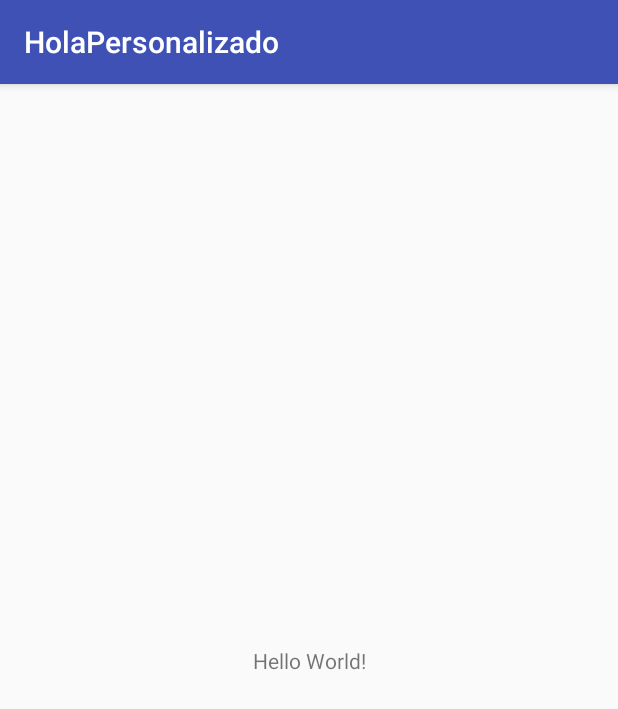
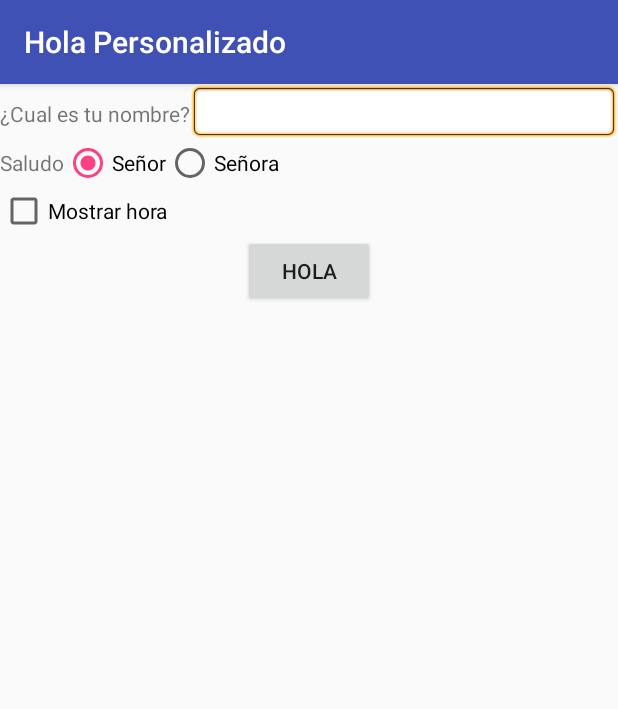
Before and after one commit to William-Mahecha/aplicaciones-libro-Android, an Android app: the screen it shows after launch (MainActivity), on a phone screen of 412 x 824 dp. Shown: the top 709 px of the screen. Run offline under Robolectric (Android 15) with nearby library versions, the phone set to English and light mode, and no system bars.

Commit message:
Instantanea con los ejercicios hasta el ScrollView

```diff
--- a/HolaPersonalizado/app/src/main/java/com/example/geralt/holapersonalizado/MainActivity.java
+++ b/HolaPersonalizado/app/src/main/java/com/example/geralt/holapersonalizado/MainActivity.java
@@ -2,6 +2,15 @@ package com.example.geralt.holapersonalizado;
 
 import android.support.v7.app.AppCompatActivity;
 import android.os.Bundle;
+import android.view.View;
+import android.widget.Button;
+import android.widget.CheckBox;
+import android.widget.CompoundButton;
+import android.widget.DatePicker;
+import android.widget.EditText;
+import android.widget.RadioGroup;
+import android.widget.TextView;
+import android.widget.TimePicker;
 
 public class MainActivity extends AppCompatActivity {
 
@@ -9,5 +18,57 @@ public class MainActivity extends AppCompatActivity {
     protected void onCreate(Bundle savedInstanceState) {
         super.onCreate(savedInstanceState);
         setContentView(R.layout.activity_main);
+
+        Button boton = findViewById(R.id.btnHola);
+        boton.setOnClickListener(new View.OnClickListener(){
+            @Override
+            public void onClick(View view) {
+
+                //Codigo a ejecutar cuando sea pulsado
+                EditText editText = findViewById(R.id.editNombre);
+                String nombre = editText.getText().toString();
+                String saludo = null;
+
+                //Referencia al radioButton
+                RadioGroup radioGroup = findViewById(R.id.radiogroup);
+                if (R.id.radioSaludoSr == radioGroup.getCheckedRadioButtonId()){
+                    //Para el señor
+                    saludo = getResources().getString(R.string.saludoSr).toLowerCase();
+                }else{
+                    saludo = getResources().getString(R.string.saludoSra).toLowerCase();
+                }
+
+                saludo = getResources().getString(R.string.hello) + " " + saludo + " " + nombre;
+
+                //Obtenemos la fecha y hora
+                CheckBox timeCheckBox = findViewById(R.id.checkBox);
+                if (timeCheckBox.isChecked()){
+                    //Obtenemos la fecha actual y lo guardamos en date
+                    DatePicker date = findViewById(R.id.datePicker);
+                    String dateToShow = date.getDayOfMonth() + "/" + (date.getMonth()+1) + "/" + date.getYear();
+
+                    //Obtenemos la hora actual y la guardamos en time
+                    TimePicker time = findViewById(R.id.timePicker);
+                    dateToShow +=" " + time.getCurrentHour() + ":" + time.getCurrentMinute();
+                    saludo += " " + dateToShow;
+                }
+                //Salida del saludo
+                TextView salida = findViewById(R.id.salida);
+                salida.setText(saludo);
+            }
+        });
+
+        //Mostrar o no las fechas
+        CheckBox checkBox = findViewById(R.id.checkBox);
+        checkBox.setOnCheckedChangeListener(new CompoundButton.OnCheckedChangeListener() {
+            @Override
+            public void onCheckedChanged(CompoundButton compoundButton, boolean b) {
+                int visible = b?View.VISIBLE:View.GONE;
+                View view = findViewById(R.id.timePicker);
+                view.setVisibility(visible);
+                view = findViewById(R.id.datePicker);
+                view.setVisibility(visible);
+            }
+        });
     }
 }
--- a/HolaPersonalizado/app/src/main/res/layout/activity_main.xml
+++ b/HolaPersonalizado/app/src/main/res/layout/activity_main.xml
@@ -1,18 +1,86 @@
 <?xml version="1.0" encoding="utf-8"?>
-<android.support.constraint.ConstraintLayout xmlns:android="http://schemas.android.com/apk/res/android"
-    xmlns:app="http://schemas.android.com/apk/res-auto"
-    xmlns:tools="http://schemas.android.com/tools"
+<ScrollView xmlns:android="http://schemas.android.com/apk/res/android"
     android:layout_width="match_parent"
     android:layout_height="match_parent"
-    tools:context=".MainActivity">
+    android:id="@+id/scrollView">
+    <LinearLayout
+        android:layout_width="match_parent"
+        android:layout_height="match_parent"
+        android:orientation="vertical">
 
-    <TextView
-        android:layout_width="wrap_content"
-        android:layout_height="wrap_content"
-        android:text="Hello World!"
-        app:layout_constraintBottom_toBottomOf="parent"
-        app:layout_constraintLeft_toLeftOf="parent"
-        app:layout_constraintRight_toRightOf="parent"
-        app:layout_constraintTop_toTopOf="parent" />
+        <LinearLayout
+            android:layout_width="match_parent"
+            android:layout_height="wrap_content"
+            android:orientation="horizontal">
 
-</android.support.constraint.ConstraintLayout>
+            <TextView
+                android:layout_width="wrap_content"
+                android:layout_height="wrap_content"
+                android:text="@string/nombre"
+                android:id="@+id/txtNombre"/>
+
+            <EditText
+                android:layout_width="match_parent"
+                android:layout_height="wrap_content"
+                android:id="@+id/editNombre"
+                android:background="@android:drawable/editbox_background"/>
+        </LinearLayout>
+
+        <RadioGroup
+            android:layout_width="wrap_content"
+            android:layout_height="wrap_content"
+            android:orientation="horizontal"
+            android:id="@+id/radiogroup">
+
+            <TextView
+                android:text="@string/saludo"
+                android:layout_width="wrap_content"
+                android:layout_height="wrap_content"/>
+
+            <RadioButton
+                android:layout_width="wrap_content"
+                android:layout_height="wrap_content"
+                android:text="@string/saludoSr"
+                android:id="@+id/radioSaludoSr"
+                android:checked="true" />
+
+            <RadioButton
+                android:layout_width="wrap_content"
+                android:layout_height="wrap_content"
+                android:text="@string/saludoSra"
+                android:id="@+id/radiosaludoSra"/>
+        </RadioGroup>
+
+        <CheckBox
+            android:layout_width="wrap_content"
+            android:layout_height="wrap_content"
+            android:id="@+id/checkBox"
+            android:text="@string/tiempo"/>
+
+        <TimePicker
+            android:layout_width="wrap_content"
+            android:layout_height="wrap_content"
+            android:id="@+id/timePicker"
+            android:visibility="gone"/>
+
+        <DatePicker
+            android:layout_width="wrap_content"
+            android:layout_height="wrap_content"
+            android:id="@+id/datePicker"
+            android:visibility="gone"/>
+
+        <Button
+            android:id="@+id/btnHola"
+            android:layout_width="wrap_content"
+            android:layout_height="wrap_content"
+            android:text="@string/hello"
+            android:layout_gravity="center"/>
+
+        <TextView
+            android:layout_width="wrap_content"
+            android:layout_height="wrap_content"
+            android:id="@+id/salida"/>
+
+    </LinearLayout>
+
+</ScrollView>
--- a/HolaPersonalizado/app/src/main/res/values/strings.xml
+++ b/HolaPersonalizado/app/src/main/res/values/strings.xml
@@ -1,3 +1,9 @@
 <resources>
-    <string name="app_name">HolaPersonalizado</string>
+    <string name="app_name">Hola Personalizado</string>
+    <string name="hello">Hola</string>
+    <string name="nombre">¿Cual es tu nombre?</string>
+    <string name="saludoSr">Señor</string>
+    <string name="saludoSra">Señora</string>
+    <string name="saludo">Saludo</string>
+    <string name="tiempo">Mostrar hora</string>
 </resources>
```
Also changed, not shown: HolaPersonalizado/app/gradle/wrapper/gradle-wrapper.properties (added), 3 other files.
